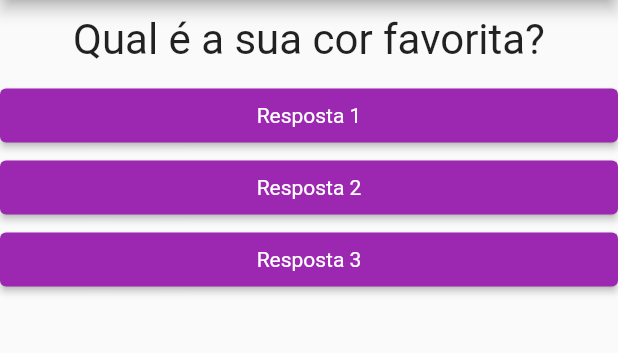
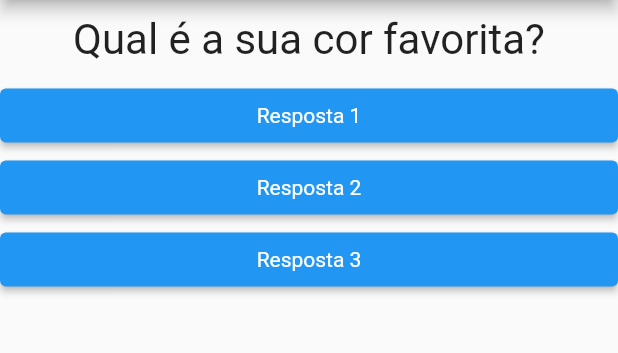
Before and after one commit to DanielJS1/flutter_projects, a Flutter app: the screen it shows after launch, on a phone screen of 412 x 824 dp, the part 84-437 px from its top. Run offline on Flutter 3.47's test engine with Material 2 defaults, Android fonts, the phone set to English and light mode, and no system bars.

Commit message:
onpressed definido

```diff
--- a/curso_flutter/projeto_perguntas/lib/main.dart
+++ b/curso_flutter/projeto_perguntas/lib/main.dart
@@ -31,9 +31,9 @@
         body: Column(
           children: <Widget>[
             Questao(perguntas[_perguntaSelecionada]),
-            Resposta("Resposta 1"),
-            Resposta("Resposta 2"),
-            Resposta("Resposta 3"),
+            Resposta("Resposta 1", _responder),
+            Resposta("Resposta 2", _responder),
+            Resposta("Resposta 3", _responder),
           ],
         ),
       ),
--- a/curso_flutter/projeto_perguntas/lib/resposta.dart
+++ b/curso_flutter/projeto_perguntas/lib/resposta.dart
@@ -3,8 +3,9 @@
 
 class Resposta extends StatelessWidget {
   final String texto;
+  final void Function() quandoSelecionado;
 
-  Resposta(this.texto);
+  const Resposta(this.texto, this.quandoSelecionado);
 
   @override
   Widget build(BuildContext context) {
@@ -12,12 +13,11 @@
       width: double.infinity,
       child: ElevatedButton(
         style: ElevatedButton.styleFrom(
-          primary: Colors.purple,
-          textStyle: TextStyle(color: Colors.white),
+          primary: Colors.blue,
+          textStyle: const TextStyle(color: Colors.white),
         ),
         child: Text(texto),
-        onPressed: (){
-        },
+        onPressed: quandoSelecionado,
       ),
     );
   }
```
